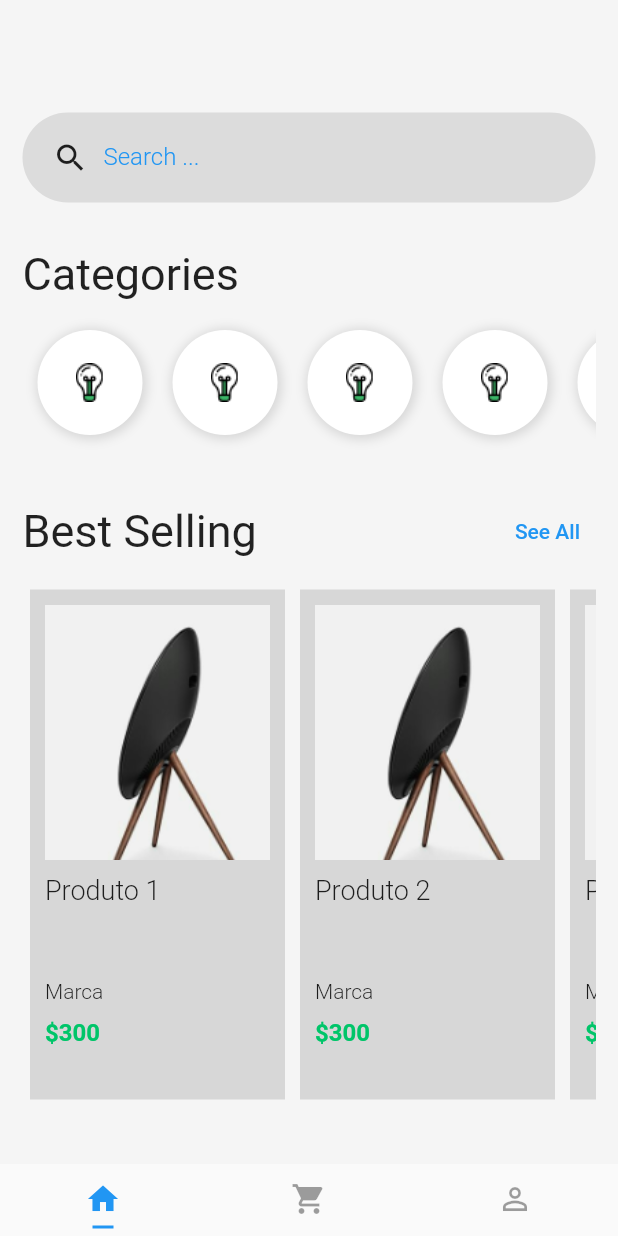
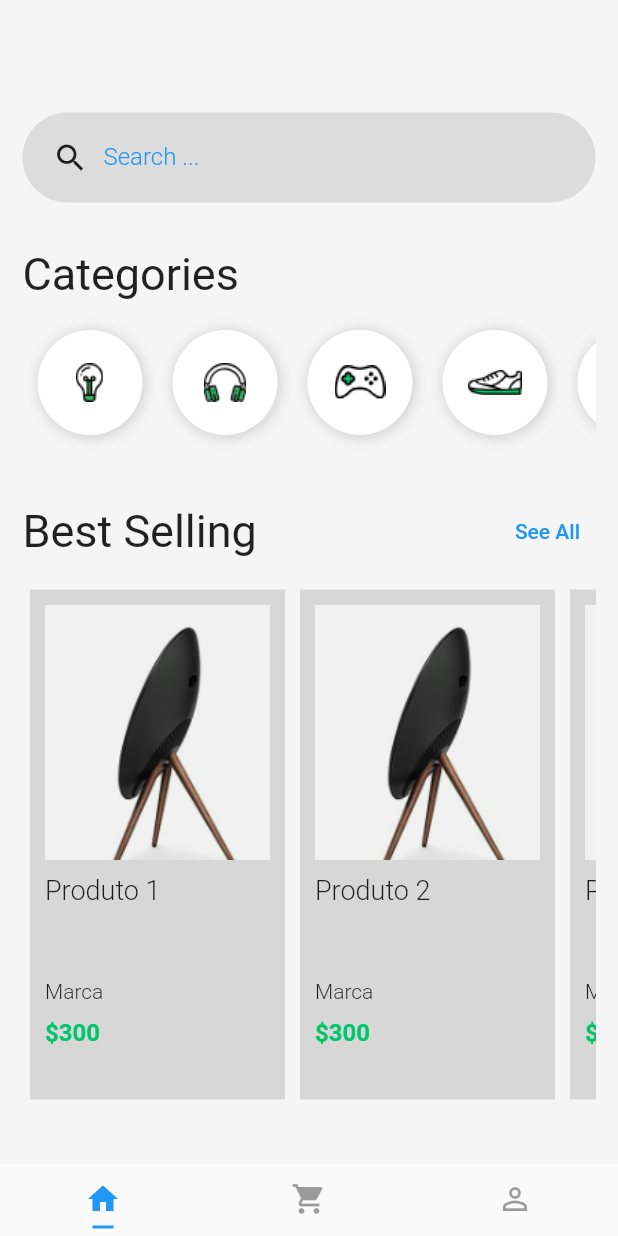
Before and after one commit to MiltonQuirino/shopping, a Flutter app: the screen it shows after launch, on a phone screen of 412 x 824 dp. Run offline on Flutter 3.47's test engine with Material 2 defaults, Android fonts, the phone set to English and light mode, and no system bars.

Commit message:
create widgets

```diff
--- a/lib/pages/home.page.dart
+++ b/lib/pages/home.page.dart
@@ -1,5 +1,8 @@
 import 'package:flutter/material.dart';
 import 'package:shopping/pages/product.page.dart';
+import 'package:shopping/widgets/category/category-item.widget.dart';
+import 'package:shopping/widgets/category/category-list.widget.dart';
+import 'package:shopping/widgets/search-box.widget.dart';
 
 class HomePage extends StatelessWidget {
   const HomePage({Key? key}) : super(key: key);
@@ -17,7 +20,7 @@ class HomePage extends StatelessWidget {
             SizedBox(
               height: 60,
             ),
-            search(),
+            SearchBox(),
             SizedBox(
               height: 30,
             ),
@@ -32,7 +35,7 @@ class HomePage extends StatelessWidget {
             ),
             Container(
               height: 90,
-              child: categoryList(),
+              child: CategoryList(),
             ),
             SizedBox(
               height: 30,
@@ -65,88 +68,6 @@ class HomePage extends StatelessWidget {
       ),
     );
   }
-}
-
-Widget search() {
-  return Container(
-    height: 60,
-    padding: EdgeInsets.only(left: 20),
-    decoration: BoxDecoration(
-      color: Colors.black.withOpacity(0.1),
-      borderRadius: BorderRadius.all(
-        Radius.circular(128),
-      ),
-    ),
-    child: Row(children: [
-      Icon(Icons.search),
-      Container(
-        width: 300,
-        padding: EdgeInsets.only(left: 10),
-        child: TextFormField(
-          keyboardType: TextInputType.text,
-          decoration: InputDecoration(
-            border: InputBorder.none,
-            labelText: "Search ...",
-            labelStyle: TextStyle(
-              color: Colors.blue,
-              fontWeight: FontWeight.w300,
-              fontSize: 16,
-            ),
-          ),
-          style: TextStyle(
-            fontSize: 20,
-            color: Colors.blue,
-          ),
-        ),
-      )
-
-      // Text("Search"),
-    ]),
-  );
-}
-
-Widget categoryList() {
-  return Container(
-    width: 70,
-    child: ListView(
-      scrollDirection: Axis.horizontal,
-      children: [
-        categoryItem(),
-        categoryItem(),
-        categoryItem(),
-        categoryItem(),
-        categoryItem(),
-        categoryItem(),
-        categoryItem(),
-        categoryItem(),
-        categoryItem(),
-      ],
-    ),
-  );
-}
-
-Widget categoryItem() {
-  return Container(
-    width: 70,
-    height: 70,
-    margin: EdgeInsets.all(10),
-    padding: EdgeInsets.all(10),
-    decoration: BoxDecoration(
-      color: Colors.white,
-      boxShadow: [
-        new BoxShadow(
-          color: Colors.black12,
-          offset: new Offset(1, 1),
-          blurRadius: 5,
-          spreadRadius: 2,
-        )
-      ],
-      borderRadius: BorderRadius.all(
-        Radius.circular(64),
-      ),
-    ),
-    child: Image.asset("assets/Icon_Devices.png"),
-  );
 }
 
 Widget productList(BuildContext context) {
--- /dev/null
+++ b/lib/widgets/category/category-item.widget.dart
@@ -0,0 +1,32 @@
+import 'package:flutter/material.dart';
+
+class CategoryItem extends StatelessWidget {
+  final String image;
+
+  CategoryItem({required this.image});
+
+  @override
+  Widget build(BuildContext context) {
+    return Container(
+      width: 70,
+      height: 70,
+      margin: EdgeInsets.all(10),
+      padding: EdgeInsets.all(10),
+      decoration: BoxDecoration(
+        color: Colors.white,
+        boxShadow: [
+          new BoxShadow(
+            color: Colors.black12,
+            offset: new Offset(1, 1),
+            blurRadius: 5,
+            spreadRadius: 2,
+          )
+        ],
+        borderRadius: BorderRadius.all(
+          Radius.circular(64),
+        ),
+      ),
+      child: Image.asset(image),
+    );
+  }
+}
--- /dev/null
+++ b/lib/widgets/category/category-list.widget.dart
@@ -0,0 +1,24 @@
+import 'package:flutter/material.dart';
+
+import 'category-item.widget.dart';
+
+class CategoryList extends StatelessWidget {
+  const CategoryList({Key? key}) : super(key: key);
+
+  @override
+  Widget build(BuildContext context) {
+    return Container(
+      width: 70,
+      child: ListView(
+        scrollDirection: Axis.horizontal,
+        children: [
+          CategoryItem(image: "assets/Icon_Devices.png"),
+          CategoryItem(image: "assets/Icon_Gadgets.png"),
+          CategoryItem(image: "assets/Icon_Gaming.png"),
+          CategoryItem(image: "assets/Icon_Mens_Shoe.png"),
+          CategoryItem(image: "assets/Icon_Womens_Shoe.png"),
+        ],
+      ),
+    );
+  }
+}
--- /dev/null
+++ b/lib/widgets/search-box.widget.dart
@@ -0,0 +1,44 @@
+import 'package:flutter/material.dart';
+
+class SearchBox extends StatelessWidget {
+  const SearchBox({Key? key}) : super(key: key);
+
+  @override
+  Widget build(BuildContext context) {
+    return Container(
+      height: 60,
+      padding: EdgeInsets.only(left: 20),
+      decoration: BoxDecoration(
+        color: Colors.black.withOpacity(0.1),
+        borderRadius: BorderRadius.all(
+          Radius.circular(128),
+        ),
+      ),
+      child: Row(children: [
+        Icon(Icons.search),
+        Container(
+          width: 300,
+          padding: EdgeInsets.only(left: 10),
+          child: TextFormField(
+            keyboardType: TextInputType.text,
+            decoration: InputDecoration(
+              border: InputBorder.none,
+              labelText: "Search ...",
+              labelStyle: TextStyle(
+                color: Colors.blue,
+                fontWeight: FontWeight.w300,
+                fontSize: 16,
+              ),
+            ),
+            style: TextStyle(
+              fontSize: 20,
+              color: Colors.blue,
+            ),
+          ),
+        )
+
+        // Text("Search"),
+      ]),
+    );
+  }
+}
```
